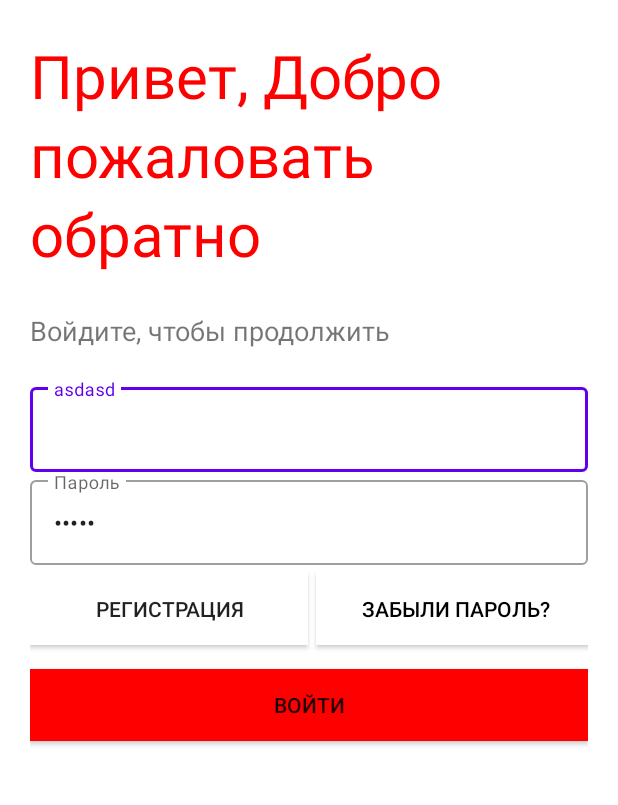
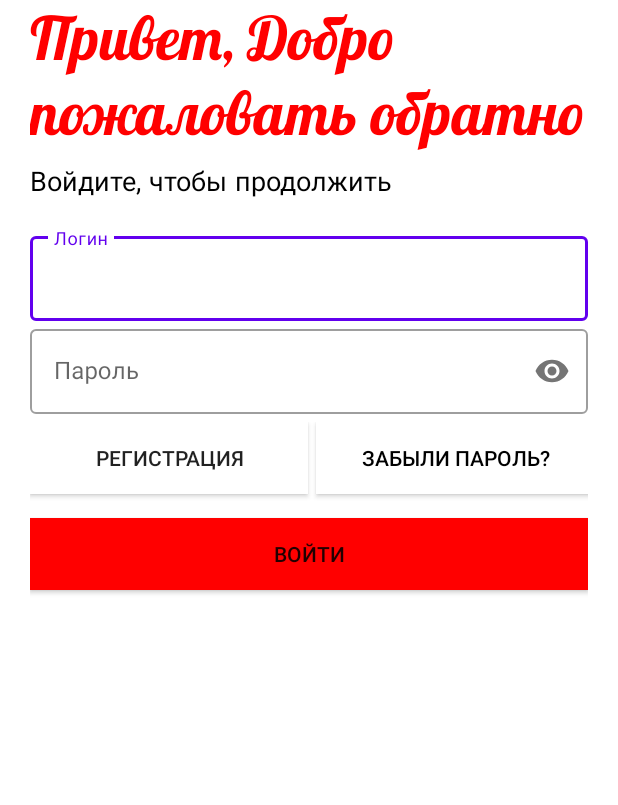
Before and after one commit to HarutKloyan/MyFoodDelivery, an Android app: the LoginActivity screen opened directly, with no data from a screen before it, on a phone screen of 412 x 824 dp, the part 255-1060 px from its top. Run offline under Robolectric (Android 15) with nearby library versions, the phone set to English and light mode, and no system bars.

Commit message:
Закончен StartAct начата анимация LoginAct

```diff
--- a/app/src/main/AndroidManifest.xml
+++ b/app/src/main/AndroidManifest.xml
@@ -9,14 +9,14 @@
         android:roundIcon="@mipmap/ic_launcher_round"
         android:supportsRtl="true"
         android:theme="@style/Theme.MyFoodDelivery">
-        <activity android:name=".StartActivity"></activity>
+        <activity android:name=".MainActivity"></activity>
         <activity android:name=".LoginActivity" />
         <activity android:name=".SplashScreenActivity" />
         <activity android:name=".MenuItemsActivies.AddressActivity" />
         <activity android:name=".MenuItemsActivies.HistoryActivity" />
         <activity android:name=".MenuItemsActivies.Credit_cardActivity" />
         <activity android:name=".MenuItemsActivies.NotificationsActivity" />
-        <activity android:name=".MainActivity">
+        <activity android:name=".StartActivity">
             <intent-filter>
                 <action android:name="android.intent.action.MAIN" />
 
--- a/app/src/main/res/font/bungee1.xml
+++ /dev/null
@@ -1,8 +0,0 @@
-<?xml version="1.0" encoding="utf-8"?>
-<font-family xmlns:app="http://schemas.android.com/apk/res-auto"
-        app:fontProviderAuthority="com.google.android.gms.fonts"
-        app:fontProviderPackage="com.google.android.gms"
-        app:fontProviderQuery="Bungee"
-        app:fontProviderCerts="@array/com_google_android_gms_fonts_certs"
-    >
-</font-family>
--- a/app/src/main/res/layout/activity_login.xml
+++ b/app/src/main/res/layout/activity_login.xml
@@ -4,22 +4,23 @@
     xmlns:tools="http://schemas.android.com/tools"
     android:layout_width="match_parent"
     android:layout_height="match_parent"
-    tools:context=".LoginActivity"
+    android:background="#fff"
     android:orientation="vertical"
-    android:background="#fff"
-    android:padding="20dp">
+    android:padding="20dp"
+    tools:context=".LoginActivity">
 
     <ImageView
         android:id="@+id/logoImage"
         android:layout_width="150dp"
         android:layout_height="150dp"
-        android:src="@drawable/pizza_logo"/>
+        android:transitionName="logo_image"
+        android:src="@drawable/pizza_logo" />
 
     <TextView
-        android:id="@+id/logo_name"
+        android:id="@+id/welcome_name"
         android:layout_width="wrap_content"
         android:layout_height="wrap_content"
-        android:fontFamily="@font/bungee1"
+        android:fontFamily="@font/bangers_1"
         android:text="Привет, Добро пожаловать обратно"
         android:textColor="@color/red"
         android:textSize="40sp" />
@@ -28,8 +29,11 @@
         android:id="@+id/sign_name"
         android:layout_width="wrap_content"
         android:layout_height="wrap_content"
+        android:layout_marginTop="10dp"
+        android:fontFamily="@font/antic"
         android:text="Войдите, чтобы продолжить"
-        android:textSize="18sp"/>
+        android:textColor="#000000"
+        android:textSize="18sp" />
 
     <LinearLayout
         android:layout_width="match_parent"
@@ -39,32 +43,33 @@
         android:orientation="vertical">
 
         <com.google.android.material.textfield.TextInputLayout
+            android:id="@+id/username"
+            style="@style/Widget.MaterialComponents.TextInputLayout.OutlinedBox"
             android:layout_width="match_parent"
-            android:layout_height="wrap_content"
-            android:id="@+id/username"
-            style="@style/Widget.MaterialComponents.TextInputLayout.OutlinedBox">
+            android:layout_height="wrap_content">
 
             <com.google.android.material.textfield.TextInputEditText
+                android:id="@+id/login_txt"
                 android:layout_width="match_parent"
                 android:layout_height="wrap_content"
-                android:hint="asdasd" />
+                android:hint="@string/Login" />
 
         </com.google.android.material.textfield.TextInputLayout>
 
         <com.google.android.material.textfield.TextInputLayout
+            android:id="@+id/password"
+            app:passwordToggleEnabled="true"
+            style="@style/Widget.MaterialComponents.TextInputLayout.OutlinedBox"
             android:layout_width="match_parent"
-            android:layout_height="wrap_content"
-            android:id="@+id/password"
-            style="@style/Widget.MaterialComponents.TextInputLayout.OutlinedBox">
+            android:layout_height="wrap_content">
 
             <com.google.android.material.textfield.TextInputEditText
+                android:id="@+id/password_txt"
                 android:layout_width="match_parent"
                 android:layout_height="wrap_content"
                 android:layout_marginTop="5dp"
-                app:passwordToggleEnabled="true"
-                android:hint="Пароль"
-                android:text="asdsa"
                 android:layout_marginBottom="5dp"
+                android:hint="@string/Password"
                 android:inputType="textPassword"/>
 
         </com.google.android.material.textfield.TextInputLayout>
@@ -75,32 +80,35 @@
             android:orientation="horizontal">
 
             <Button
+                android:id="@+id/registration_btn"
                 android:layout_width="185dp"
                 android:layout_height="wrap_content"
                 android:layout_gravity="right"
                 android:background="@color/white"
                 android:elevation="0dp"
-                android:text="Регистрация"/>
+                android:text="Регистрация" />
 
             <Button
+                android:id="@+id/passw_forgot_btn"
                 android:layout_width="185dp"
                 android:layout_height="wrap_content"
+                android:layout_gravity="right"
+                android:layout_margin="5dp"
                 android:background="@color/white"
+                android:elevation="0dp"
                 android:text="Забыли пароль?"
-                android:textColor="@color/black"
-                android:layout_gravity="right"
-                android:elevation="0dp"
-                android:layout_margin="5dp"/>
+                android:textColor="@color/black" />
 
         </LinearLayout>
 
         <Button
+            android:id="@+id/enter_btn"
             android:layout_width="match_parent"
             android:layout_height="wrap_content"
-            android:text="Войти"
+            android:layout_marginTop="5dp"
+            android:layout_marginBottom="5dp"
             android:background="@color/red"
-            android:layout_marginTop="5dp"
-            android:layout_marginBottom="5dp"/>
+            android:text="Войти" />
 
     </LinearLayout>
 
--- a/app/src/main/res/layout/toolbar.xml
+++ b/app/src/main/res/layout/toolbar.xml
@@ -2,8 +2,8 @@
 <androidx.appcompat.widget.Toolbar xmlns:android="http://schemas.android.com/apk/res/android"
     xmlns:app="http://schemas.android.com/apk/res-auto"
     android:layout_width="match_parent"
-    android:layout_height="?attr/actionBarSize"
-    android:background="@drawable/cart_bg"
+    android:layout_height="wrap_content"
+    android:background="@color/white"
     android:elevation="5dp"
     android:theme="@style/Theme.Design.Light.NoActionBar">
 
--- a/app/src/main/res/values-night/themes.xml
+++ b/app/src/main/res/values-night/themes.xml
@@ -1,6 +1,6 @@
 <resources xmlns:tools="http://schemas.android.com/tools">
     <!-- Base application theme. -->
-    <style name="Theme.MyFoodDelivery" parent="Theme.AppCompat.NoActionBar">
+    <style name="Theme.MyFoodDelivery" parent="Theme.AppCompat.Light.NoActionBar">
         <!-- Primary brand color. -->
         <item name="colorPrimary">@color/purple_200</item>
         <item name="colorPrimaryVariant">@color/purple_700</item>
--- a/app/src/main/res/values/preloaded_fonts.xml
+++ b/app/src/main/res/values/preloaded_fonts.xml
@@ -3,6 +3,5 @@
     <array name="preloaded_fonts" translatable="false">
         <item>@font/bangers</item>
         <item>@font/bungee</item>
-        <item>@font/bungee1</item>
     </array>
 </resources>
--- a/app/src/main/res/values/strings.xml
+++ b/app/src/main/res/values/strings.xml
@@ -10,4 +10,8 @@
     <string name="menu_home">Home</string>
     <string name="menu_gallery">Gallery</string>
     <string name="menu_slideshow">Slideshow</string>
+    <string name="todo">TODO</string>
+    <string name="la_piccola_italia">La piccola Italia</string>
+    <string name="Login">Логин</string>
+    <string name="Password">Пароль</string>
 </resources>
--- a/app/src/main/res/values/themes.xml
+++ b/app/src/main/res/values/themes.xml
@@ -1,5 +1,5 @@
 <resources xmlns:tools="http://schemas.android.com/tools">
-    <style name="Theme.MyFoodDelivery" parent="Theme.AppCompat.Light.NoActionBar">
+    <style name="Theme.MyFoodDelivery" parent="Theme.MaterialComponents.Light.NoActionBar.Bridge">
         <item name="colorPrimary">@color/purple_500</item>
         <item name="colorPrimaryVariant">@color/purple_700</item>
         <item name="colorOnPrimary">@color/white</item>
@@ -7,6 +7,7 @@
         <item name="colorSecondaryVariant">@color/teal_700</item>
         <item name="colorOnSecondary">@color/black</item>
         <item name="android:statusBarColor" tools:targetApi="l">?attr/colorPrimaryVariant</item>
+
         <item name="android:windowContentTransitions">true</item>
     </style>
 </resources>
```
Also changed, not shown: app/src/main/java/com/example/myfooddelivery/StartActivity.java (+44 -0 lines), app/src/main/res/anim/bottom_anim.xml (added, +14 -0 lines), app/src/main/res/anim/top_anim.xml (added, +14 -0 lines), app/src/main/res/font/bungee.xml (deleted, +0 -7 lines), app/src/main/res/layout/activity_start.xml (+17 -10 lines), app/src/main/res/font/bangers_1.ttf (added), app/src/main/res/font/bungee.ttf (added), app/src/main/res/font/bungee_1.ttf (added).
